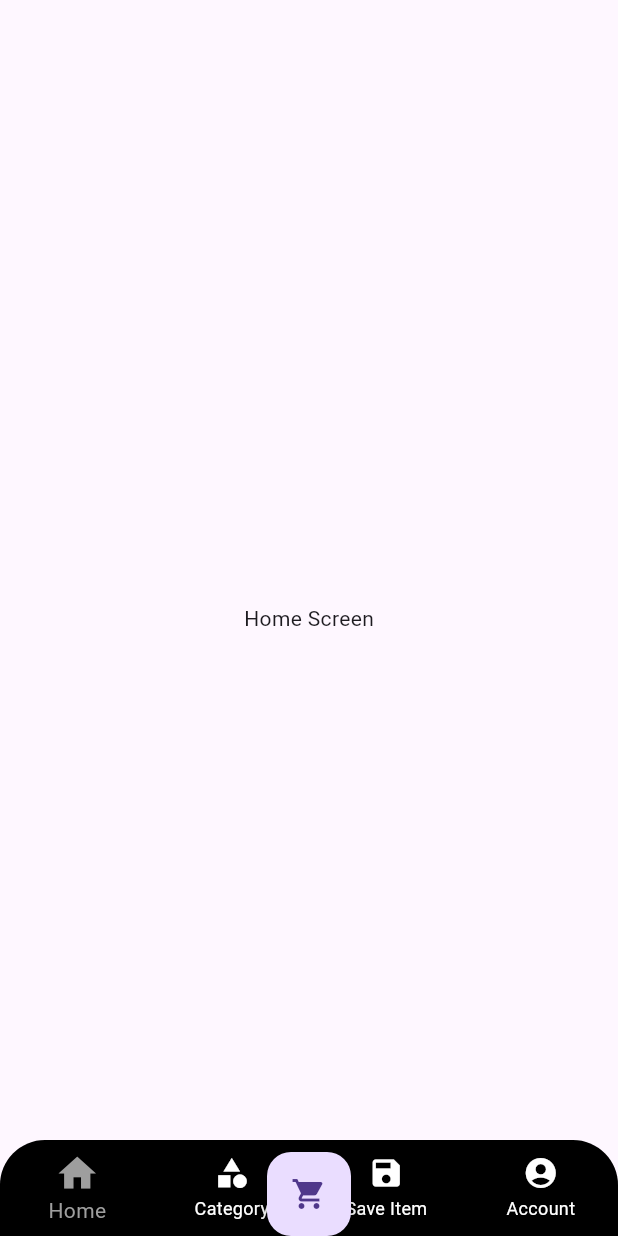
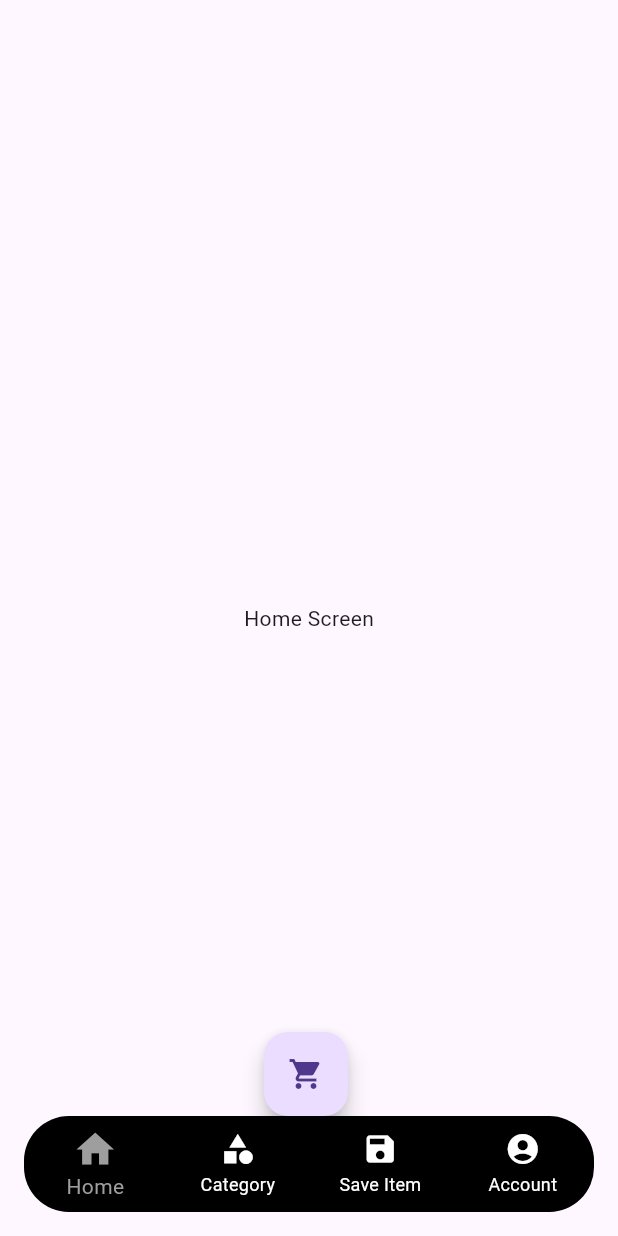
Before and after one commit to Tosin8/essentials, a Flutter app: the BottomNav screen opened directly, on a phone screen of 412 x 824 dp. Run offline on Flutter 3.47's test engine with Material 3 defaults, Android fonts, the light colour scheme and no system bars; our stand-ins replace cloud_firestore, firebase_auth, firebase_core, iconsax; accounts and stored records are empty.

Commit message:
Update nav_bar.dart

```diff
--- a/lib/screens/shop/nav_bar.dart
+++ b/lib/screens/shop/nav_bar.dart
@@ -1,4 +1,3 @@
-
 
 
 import 'package:flutter/material.dart';
@@ -10,14 +9,7 @@ class BottomNav extends StatefulWidget {
 
 class _BottomNavState extends State<BottomNav> {
   int _selectedIndex = 0;
-
-  final List<GlobalKey<NavigatorState>> _navigatorKeys = [
-    GlobalKey<NavigatorState>(),
-    GlobalKey<NavigatorState>(),
-    GlobalKey<NavigatorState>(),
-    GlobalKey<NavigatorState>(),
-    GlobalKey<NavigatorState>(),
-  ];
+  PageController _pageController = PageController();
 
   static const List<Widget> _pages = <Widget>[
     HomeScreen(key: PageStorageKey('HomeScreen')),
@@ -30,6 +22,7 @@ class _BottomNavState extends State<BottomNav> {
   void _onItemTapped(int index) {
     setState(() {
       _selectedIndex = index;
+      _pageController.jumpToPage(index);
     });
   }
 
@@ -38,19 +31,17 @@ class _BottomNavState extends State<BottomNav> {
     return Scaffold(
       body: Stack(
         children: [
-          IndexedStack(
-            index: _selectedIndex,
+          PageView(
+            controller: _pageController,
+            physics: NeverScrollableScrollPhysics(),
             children: _pages,
           ),
-          Positioned(
-            left: 0,
-            right: 0,
-            bottom: 0,
+          Align(
+            alignment: Alignment.bottomCenter,
+            child: Padding(
+              padding: const EdgeInsets.all(16.0),
               child: ClipRRect(
-              borderRadius: BorderRadius.only(
-                topLeft: Radius.circular(30.0),
-                topRight: Radius.circular(30.0),
-              ),
+                borderRadius: BorderRadius.circular(30.0),
                 child: BottomNavigationBar(
                   backgroundColor: Colors.black,
                   type: BottomNavigationBarType.fixed,
@@ -81,17 +72,23 @@ class _BottomNavState extends State<BottomNav> {
                 ),
               ),
             ),
-        ],
           ),
-      floatingActionButton: FloatingActionButton(
+          Positioned(
+            bottom: 80.0, // Adjust the position as needed
+            left: MediaQuery.of(context).size.width / 2 - 30, // Adjust for the size of FAB
+            child: FloatingActionButton(
               onPressed: () {
                 setState(() {
                   _selectedIndex = 2; // Navigate to Cart page
+                  _pageController.jumpToPage(2);
                 });
               },
               child: Icon(Icons.shopping_cart),
             ),
-      floatingActionButtonLocation: FloatingActionButtonLocation.centerDocked,
+          ),
+        ],
+      ),
+      floatingActionButtonLocation: FloatingActionButtonLocation.endDocked,
     );
   }
 }
```
Lines whose indentation alone changed are shown as unchanged.
